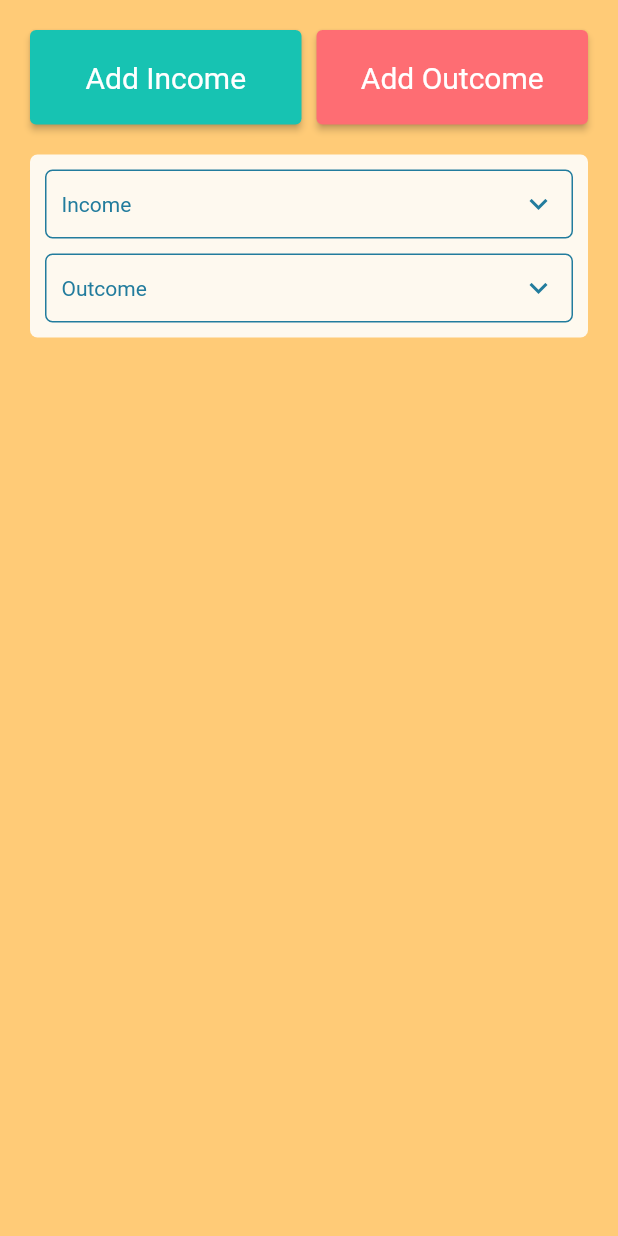
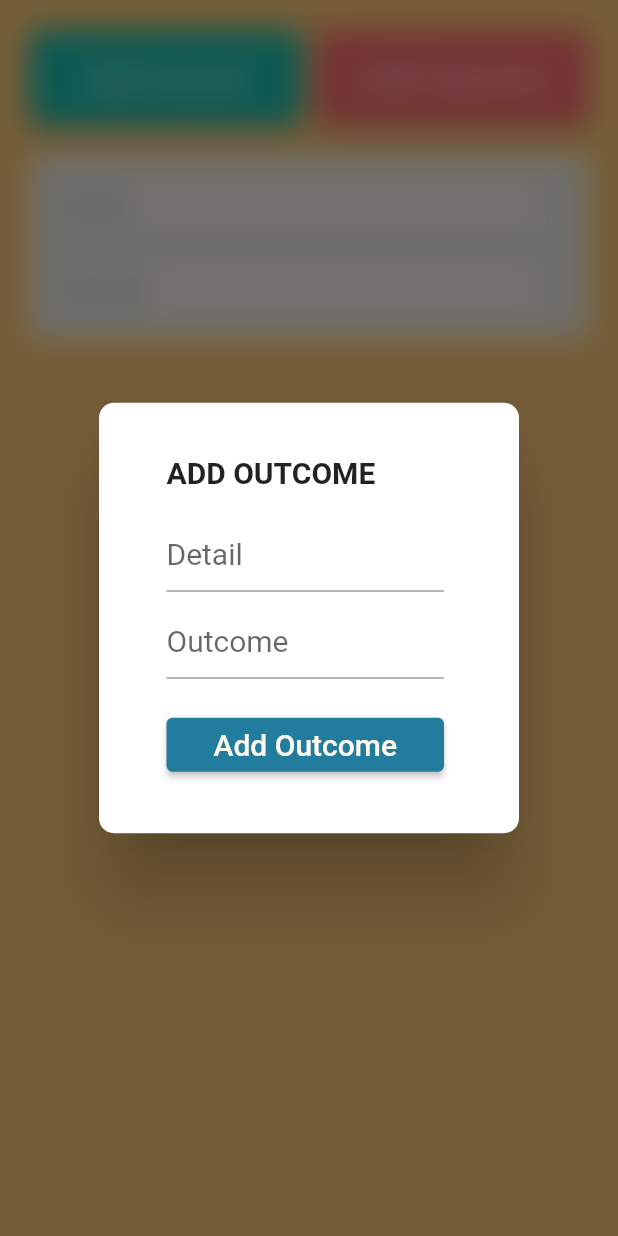
Before and after one commit to Nico-Strella/myBudget_frontend, a Flutter app: the screen it shows after launch, after a tap on "Add Outcome", on a phone screen of 412 x 824 dp. Run offline on Flutter 3.47's test engine with Material 2 defaults, Android fonts, the phone set to English and light mode, and no system bars; drawn by our look-alikes of auto_size_text; our stand-ins replace shared_preferences.

Commit message:
implement expandable, add list and test functionality

```diff
--- a/mybudget/lib/main.dart
+++ b/mybudget/lib/main.dart
@@ -1,5 +1,5 @@
 import 'package:flutter/material.dart';
-import 'package:mybudget/src/blocs/provider.dart';
+import 'package:mybudget/src/blocs/app_provider.dart';
 import 'package:mybudget/src/pages/home.dart';
 import 'package:provider/provider.dart';
 
@@ -7,29 +7,13 @@ void main() {
   runApp(
     ChangeNotifierProvider<AppProvider>(
       create: (context) => AppProvider(),
-      child: const MyApp(),
+      child: MaterialApp(
+        title: 'My Budget',
+        debugShowCheckedModeBanner: false,
+        home: Consumer<AppProvider>(
+          builder: (ctx, provider, child) => Home(appProvider: provider, ctx: ctx),
+        ),
+      ),
     ),
   );
 }
-
-class MyApp extends StatefulWidget {
-  const MyApp({Key? key}) : super(key: key);
-
-  @override
-  State<MyApp> createState() => _MyAppState();
-}
-
-class _MyAppState extends State<MyApp> {
-  @override
-  Widget build(BuildContext context) {
-    return MaterialApp(
-      title: 'My Budget',
-      debugShowCheckedModeBanner: false,
-      home: Consumer<AppProvider>(
-        builder: (context, provider, child) => Home(
-          appProvider: provider,
-        ),
-      ),
-    );
-  }
-}
--- /dev/null
+++ b/mybudget/lib/src/blocs/app_provider.dart
@@ -0,0 +1,93 @@
+import 'dart:convert';
+
+import 'package:flutter/material.dart';
+import 'package:mybudget/src/classes/money_movement.dart';
+import 'package:mybudget/src/utils/preferences.dart';
+
+class AppProvider with ChangeNotifier {
+  final List<MoneyMovement> _incomeList = [];
+  final List<MoneyMovement> _outcomeList = [];
+
+  List<MoneyMovement> get incomeList => _incomeList;
+  List<MoneyMovement> get outcomeList => _outcomeList;
+
+  Future<void> init() async {
+    String incomes = await getIncomes();
+    if (incomes.isNotEmpty) {
+      dynamic incomeList = incomes.isEmpty ? [] : json.decode(incomes)['incomes'];
+
+      if (incomeList != null) {
+        for (var element in incomeList) {
+          MoneyMovement mappedElement = MoneyMovement(
+            date: DateTime.fromMillisecondsSinceEpoch(element['date']),
+            detail: element['detail'],
+            amount: element['amount'],
+          );
+          _incomeList.add(mappedElement);
+        }
+      }
+    }
+
+    String outcomes = await getOutcomes();
+    if (outcomes.isNotEmpty) {
+      dynamic outcomeList = outcomes.isEmpty ? [] : json.decode(outcomes)['outcomes'];
+
+      if (outcomeList != null) {
+        for (var element in outcomeList) {
+          MoneyMovement mappedElement = MoneyMovement(
+            date: DateTime.fromMillisecondsSinceEpoch(element['date']),
+            detail: element['detail'],
+            amount: element['amount'],
+          );
+          _outcomeList.add(mappedElement);
+        }
+      }
+    }
+
+    notifyListeners();
+  }
+
+  // ------- ADD -------
+
+  void addIncome(MoneyMovement income) async {
+    _incomeList.add(income);
+
+    List<Map<String, dynamic>> incomeJson = [];
+
+    for (var element in _incomeList) {
+      incomeJson.add(element.toMap());
+    }
+
+    setIncome(json.encode({'incomes': incomeJson}));
+    notifyListeners();
+  }
+
+  void addOutcome(MoneyMovement outcome) async {
+    _outcomeList.add(outcome);
+
+    List<Map<String, dynamic>> outcomeJson = [];
+
+    for (var element in _outcomeList) {
+      outcomeJson.add(element.toMap());
+    }
+
+    setOutcome(json.encode({'outcomes': outcomeJson}));
+    notifyListeners();
+  }
+
+  // ------- EDIT -------
+
+  void editIncome(MoneyMovement income) async {
+    print(income);
+    // _incomeList.add(income);
+
+    // List<Map<String, dynamic>> incomeJson = [];
+
+    // for (var element in _incomeList) {
+    //   incomeJson.add(element.toMap());
+    // }
+
+    // setIncome(json.encode({'incomes': incomeJson}));
+    // notifyListeners();
+  }
+}
--- a/mybudget/lib/src/classes/money_movement.dart
+++ b/mybudget/lib/src/classes/money_movement.dart
@@ -2,19 +2,18 @@ import 'package:intl/intl.dart';
 
 class MoneyMovement {
   late DateTime date;
-  late String? detail = '';
+  late String detail;
   late double amount;
 
-  MoneyMovement({required this.date, required this.amount, this.detail});
-
-  MoneyMovement.fromMap(Map<String, dynamic> result)
-      : date = DateTime(result['date']),
-        detail = result['detail'],
-        amount = double.parse(result['amount']);
+  MoneyMovement({
+    required this.date,
+    required this.detail,
+    required this.amount,
+  });
 
   Map<String, dynamic> toMap() {
     return {
-      'date': date,
+      'date': date.millisecondsSinceEpoch,
       'formattedDate': DateFormat('dd/MM/yyyy').format(date),
       'detail': detail,
       'amount': amount,
--- a/mybudget/lib/src/pages/home.dart
+++ b/mybudget/lib/src/pages/home.dart
@@ -1,25 +1,25 @@
 import 'package:flutter/material.dart';
-import 'package:mybudget/src/blocs/Provider.dart';
 import 'package:mybudget/src/pages/widgets/action_buttons.dart';
 import 'package:mybudget/src/pages/widgets/body.dart';
 import 'package:mybudget/src/utils/colors.dart';
-import 'package:provider/src/provider.dart';
 
 class Home extends StatelessWidget {
   final appProvider;
-  const Home({Key? key, required this.appProvider}) : super(key: key);
+  final BuildContext ctx;
+  Home({Key? key, required this.appProvider, required this.ctx}) : super(key: key);
 
   @override
   Widget build(BuildContext context) {
     return SafeArea(
       child: Scaffold(
         body: Container(
+          height: double.infinity,
           padding: const EdgeInsets.all(20),
           color: ThemeColors.yellow,
           child: Column(
             children: [
               ActionButtons(appProvider: appProvider),
-              SizedBox(
+              const SizedBox(
                 height: 20,
               ),
               Expanded(
--- a/mybudget/lib/src/pages/widgets/action_buttons.dart
+++ b/mybudget/lib/src/pages/widgets/action_buttons.dart
@@ -1,24 +1,28 @@
 import 'package:flutter/material.dart';
-import 'package:mybudget/src/blocs/Provider.dart';
+import 'package:mybudget/src/blocs/app_provider.dart';
 import 'package:mybudget/src/utils/colors.dart';
 import 'package:mybudget/src/widgets/buttons/add_button.dart';
-import 'package:mybudget/src/widgets/dialogs/add_income_dialog.dart';
-import 'package:provider/provider.dart';
+import 'package:mybudget/src/widgets/dialogs/add_income__outcome_dialog.dart';
 
 class ActionButtons extends StatelessWidget {
-  final appProvider;
+  final AppProvider appProvider;
   const ActionButtons({Key? key, required this.appProvider}) : super(key: key);
 
   @override
   Widget build(BuildContext context) {
-    void onPressIncome(BuildContext context) async {
-      List<dynamic> response = await AddIncomeDialog.addIncomeDialog(context);
-      if (response.length > 1 && response[0] == AddIncomeAction.ok) {
+    void onPressIncome() async {
+      List<dynamic> response = await AddIncomeOutcomeDialog.addIncomeOutcomeDialog(context, "income");
+      if (response.length > 1 && response[0] == AddIncomeOutcomeAction.ok) {
         appProvider.addIncome(response[1]);
       }
     }
 
-    void onPressOutcome() {}
+    void onPressOutcome() async {
+      List<dynamic> response = await AddIncomeOutcomeDialog.addIncomeOutcomeDialog(context, "outcome");
+      if (response.length > 1 && response[0] == AddIncomeOutcomeAction.ok) {
+        appProvider.addOutcome(response[1]);
+      }
+    }
 
     return Row(
       mainAxisAlignment: MainAxisAlignment.center,
--- a/mybudget/lib/src/pages/widgets/body.dart
+++ b/mybudget/lib/src/pages/widgets/body.dart
@@ -1,15 +1,36 @@
 import 'package:flutter/material.dart';
-import 'package:intl/intl.dart';
+import 'package:mybudget/src/blocs/app_provider.dart';
+import 'package:mybudget/src/pages/widgets/custom_list_item.dart';
 import 'package:mybudget/src/utils/colors.dart';
 import 'package:mybudget/src/widgets/expandable/expandable.dart';
+import 'package:mybudget/src/widgets/loaders/custom_circular_loader.dart';
 
-class Body extends StatelessWidget {
-  final appProvider;
+class Body extends StatefulWidget {
+  final AppProvider appProvider;
   const Body({Key? key, required this.appProvider}) : super(key: key);
 
   @override
+  State<Body> createState() => _BodyState();
+}
+
+class _BodyState extends State<Body> {
+  bool isLoading = true;
+  @override
+  void initState() {
+    super.initState();
+    Future.delayed(Duration.zero, () {
+      widget.appProvider.init();
+      setState(() {
+        isLoading = false;
+      });
+    });
+  }
+
+  @override
   Widget build(BuildContext context) {
-    return Container(
+    return isLoading
+        ? const CustomCircularLoader(size: 20)
+        : Container(
             padding: const EdgeInsets.all(10),
             decoration: const BoxDecoration(
               borderRadius: BorderRadius.all(
@@ -21,23 +42,16 @@ class Body extends StatelessWidget {
               children: [
                 Expandable(
                   text: 'Income',
-            child: ListView.builder(
+                  child: widget.appProvider.incomeList.isNotEmpty
+                      ? ListView.builder(
+                          shrinkWrap: true,
                           itemBuilder: (BuildContext ctxt, int index) {
-                return Row(
-                  children: [
-                    Text(
-                      DateFormat('dd/MM').format(appProvider.incomeList[index]['date']),
-                    ),
-                    Text(
-                      appProvider.incomeList[index]['detail'],
-                    ),
-                    Expanded(
-                      child: Text('฿ ${appProvider.incomeList[index]['amount']}'),
-                    ),
-                  ],
-                );
+                            return CustomListItem(item: widget.appProvider.incomeList[index], isEven: index.isEven, type: "income");
                           },
-              itemCount: appProvider.incomeList.length,
+                          itemCount: widget.appProvider.incomeList.length,
+                        )
+                      : const Center(
+                          child: Text('No Incomes', style: TextStyle(color: Colors.grey, fontWeight: FontWeight.bold)),
                         ),
                 ),
                 const SizedBox(
@@ -45,23 +59,16 @@ class Body extends StatelessWidget {
                 ),
                 Expandable(
                   text: 'Outcome',
-            child: ListView.builder(
+                  child: widget.appProvider.outcomeList.isNotEmpty
+                      ? ListView.builder(
+                          shrinkWrap: true,
                           itemBuilder: (BuildContext ctxt, int index) {
-                return Row(
-                  children: [
-                    Text(
-                      DateFormat('dd/MM').format(appProvider.outcomeList[index]['date']),
-                    ),
-                    Text(
-                      appProvider.outcomeList[index]['detail'],
-                    ),
-                    Expanded(
-                      child: Text('฿ ${appProvider.outcomeList[index]['amount']}'),
-                    ),
-                  ],
-                );
+                            return CustomListItem(item: widget.appProvider.outcomeList[index], isEven: index.isEven, type: "outcome");
                           },
-              itemCount: appProvider.outcomeList.length,
+                          itemCount: widget.appProvider.outcomeList.length,
+                        )
+                      : const Center(
+                          child: Text('No Outcomes', style: TextStyle(color: Colors.grey, fontWeight: FontWeight.bold)),
                         ),
                 ),
               ],
--- a/mybudget/lib/src/utils/colors.dart
+++ b/mybudget/lib/src/utils/colors.dart
@@ -7,4 +7,5 @@ class ThemeColors {
   static const green = Color(0xFF17C3B2);
   static const blue = Color(0xFF227C9D);
   static const black = Color(0xFF373F51);
+  static const transparentBlue = Color(0x07227C9D);
 }
--- a/mybudget/lib/src/widgets/buttons/add_button.dart
+++ b/mybudget/lib/src/widgets/buttons/add_button.dart
@@ -27,7 +27,7 @@ class _AddButtonState extends State<AddButton> {
         primary: widget.bgColor,
         textStyle: const TextStyle(fontSize: 20),
       ),
-      onPressed: () => widget.callback(context),
+      onPressed: () => widget.callback(),
       child: AutoSizeText(
         'Add ${widget.text}',
         textAlign: TextAlign.center,
--- a/mybudget/lib/src/widgets/dialogs/add_income_dialog.dart
+++ b/mybudget/lib/src/widgets/dialogs/add_income__outcome_dialog.dart
@@ -1,12 +1,13 @@
+import 'package:flutter/services.dart';
 import 'package:mybudget/src/classes/money_movement.dart';
 import 'package:mybudget/src/utils/colors.dart';
 import 'package:mybudget/src/widgets/dialogs/blured_dialog.dart';
 import 'package:flutter/material.dart';
 
-enum AddIncomeAction { ok, cancel }
+enum AddIncomeOutcomeAction { ok, cancel }
 
-class AddIncomeDialog {
-  static Future<List<dynamic>> addIncomeDialog(BuildContext context) async {
+class AddIncomeOutcomeDialog {
+  static Future<List<dynamic>> addIncomeOutcomeDialog(BuildContext context, String type) async {
     final action = await showDialog(
       context: context,
       barrierDismissible: true,
@@ -20,12 +21,14 @@ class AddIncomeDialog {
             children: [
               Column(
                 mainAxisAlignment: MainAxisAlignment.center,
-                children: const [
-                  SizedBox(
+                children: [
+                  const SizedBox(
                     height: 10,
                   ),
-                  AddIncomeForm(),
-                  SizedBox(
+                  AddIncomeOutcomeForm(
+                    type: type,
+                  ),
+                  const SizedBox(
                     height: 10,
                   ),
                 ],
@@ -35,29 +38,30 @@ class AddIncomeDialog {
         );
       },
     );
-    return action ?? [AddIncomeAction.cancel];
+    return action ?? [AddIncomeOutcomeAction.cancel];
   }
 }
 
-class AddIncomeForm extends StatefulWidget {
-  const AddIncomeForm({Key? key}) : super(key: key);
+class AddIncomeOutcomeForm extends StatefulWidget {
+  final String type;
+  const AddIncomeOutcomeForm({Key? key, required this.type}) : super(key: key);
 
   @override
-  _AddIncomeFormState createState() => _AddIncomeFormState();
+  _AddIncomeOutcomeFormState createState() => _AddIncomeOutcomeFormState();
 }
 
-class _AddIncomeFormState extends State<AddIncomeForm> {
+class _AddIncomeOutcomeFormState extends State<AddIncomeOutcomeForm> {
   final GlobalKey<FormState> _formKey = GlobalKey<FormState>();
-  final TextEditingController _noteController = TextEditingController();
+  final TextEditingController _detailController = TextEditingController();
   final TextEditingController _amountController = TextEditingController();
 
   void _handleOnSave() async {
     if (_formKey.currentState!.validate()) {
       Navigator.of(context).pop([
-        AddIncomeAction.ok,
+        AddIncomeOutcomeAction.ok,
         MoneyMovement(
           date: DateTime.now(),
-          detail: _noteController.text,
+          detail: _detailController.text,
           amount: double.parse(_amountController.text),
         ),
       ]);
@@ -71,9 +75,9 @@ class _AddIncomeFormState extends State<AddIncomeForm> {
       child: Column(
         crossAxisAlignment: CrossAxisAlignment.start,
         children: [
-          const Text(
-            "ADD INCOME",
-            style: TextStyle(
+          Text(
+            widget.type == 'income' ? 'ADD INCOME' : 'ADD OUTCOME',
+            style: const TextStyle(
               fontSize: 20,
               fontWeight: FontWeight.w700,
             ),
@@ -87,7 +91,7 @@ class _AddIncomeFormState extends State<AddIncomeForm> {
             child: Column(
               children: [
                 TextFormField(
-                  controller: _noteController,
+                  controller: _detailController,
                   enableSuggestions: false,
                   autocorrect: false,
                   decoration: const InputDecoration(
@@ -105,16 +109,19 @@ class _AddIncomeFormState extends State<AddIncomeForm> {
                   enableSuggestions: false,
                   autocorrect: false,
                   keyboardType: const TextInputType.numberWithOptions(decimal: true),
-                  decoration: const InputDecoration(
-                    labelText: 'Income',
-                    contentPadding: EdgeInsets.only(left: 0),
+                  inputFormatters: [
+                    FilteringTextInputFormatter.allow(RegExp(r'^\d+\.?\d{0,2}')),
+                  ],
+                  decoration: InputDecoration(
+                    labelText: widget.type == 'income' ? 'Income' : 'Outcome',
+                    contentPadding: const EdgeInsets.only(left: 0),
                     prefixText: '฿',
                   ),
                   textAlign: TextAlign.start,
                   style: const TextStyle(fontSize: 20),
                   validator: (String? value) {
                     if (value != null && value.trim().isEmpty) {
-                      return "Income is required";
+                      return widget.type == 'income' ? 'Income is required' : 'Outcome is required';
                     }
                     return null;
                   },
@@ -133,10 +140,10 @@ class _AddIncomeFormState extends State<AddIncomeForm> {
                             primary: ThemeColors.blue,
                           ),
                           onPressed: _handleOnSave,
-                          child: const Text(
-                            "Add Income",
+                          child: Text(
+                            widget.type == 'income' ? 'Add Income' : 'Add Outcome',
                             textAlign: TextAlign.center,
-                            style: TextStyle(color: ThemeColors.white, fontSize: 20),
+                            style: const TextStyle(color: ThemeColors.white, fontSize: 20),
                           ),
                         ),
                       ),
--- a/mybudget/lib/src/widgets/expandable/expandable.dart
+++ b/mybudget/lib/src/widgets/expandable/expandable.dart
@@ -17,14 +17,7 @@ class _ExpandableState extends State<Expandable> {
 
   @override
   Widget build(BuildContext context) {
-    return GestureDetector(
-      onTap: () {
-        setState(() {
-          isExpanded = !isExpanded;
-        });
-      },
-      child: Container(
-        padding: const EdgeInsets.all(10),
+    return Container(
       decoration: BoxDecoration(
         border: Border.all(
           color: ThemeColors.blue,
@@ -33,6 +26,16 @@ class _ExpandableState extends State<Expandable> {
           Radius.circular(5),
         ),
       ),
+      child: Column(
+        children: [
+          InkWell(
+            onTap: () {
+              setState(() {
+                isExpanded = !isExpanded;
+              });
+            },
+            child: Padding(
+              padding: const EdgeInsets.only(left: 10, right: 5, top: 10, bottom: 10),
               child: Row(
                 mainAxisAlignment: MainAxisAlignment.spaceBetween,
                 children: [
@@ -47,6 +50,21 @@ class _ExpandableState extends State<Expandable> {
                 ],
               ),
             ),
+          ),
+          if (isExpanded)
+            Padding(
+              padding: const EdgeInsets.only(bottom: 10),
+              child: Column(
+                children: [
+                  const SizedBox(
+                    height: 10,
+                  ),
+                  widget.child,
+                ],
+              ),
+            ),
+        ],
+      ),
     );
   }
 }
```
Also changed, not shown: mybudget/lib/src/blocs/provider.dart (deleted, +0 -49 lines), mybudget/lib/src/pages/widgets/custom_list_item.dart (added, +68 -0 lines), mybudget/lib/src/widgets/dialogs/edit_income__outcome_dialog.dart (added, +171 -0 lines). Lines whose indentation alone changed are shown as unchanged.
